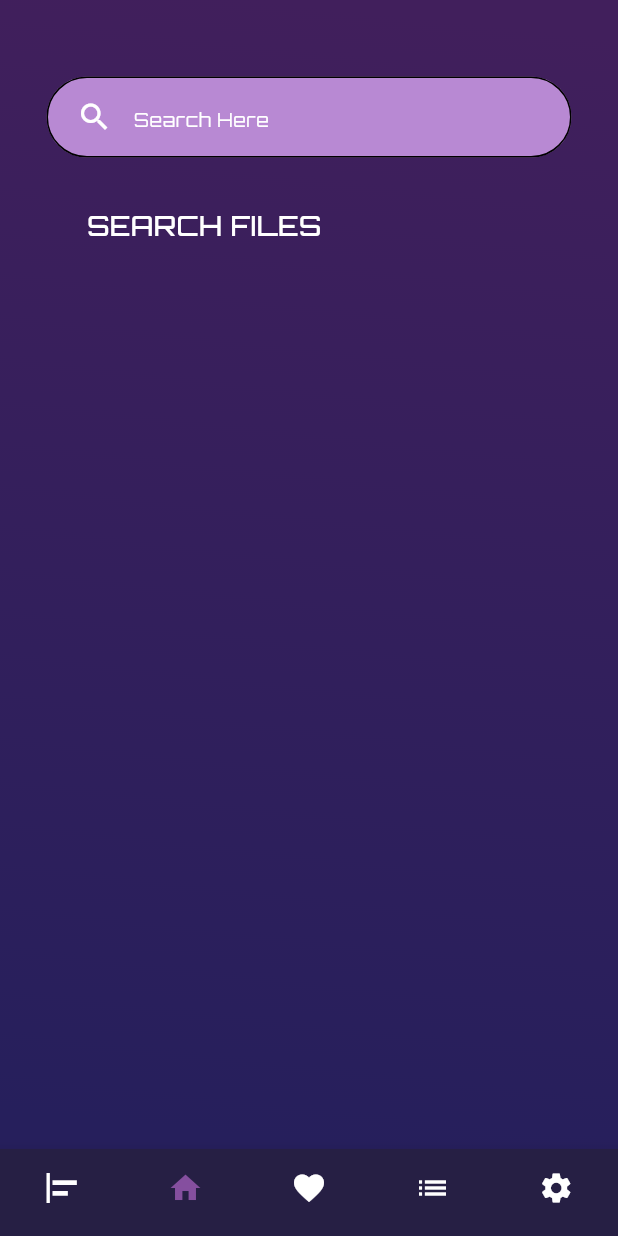
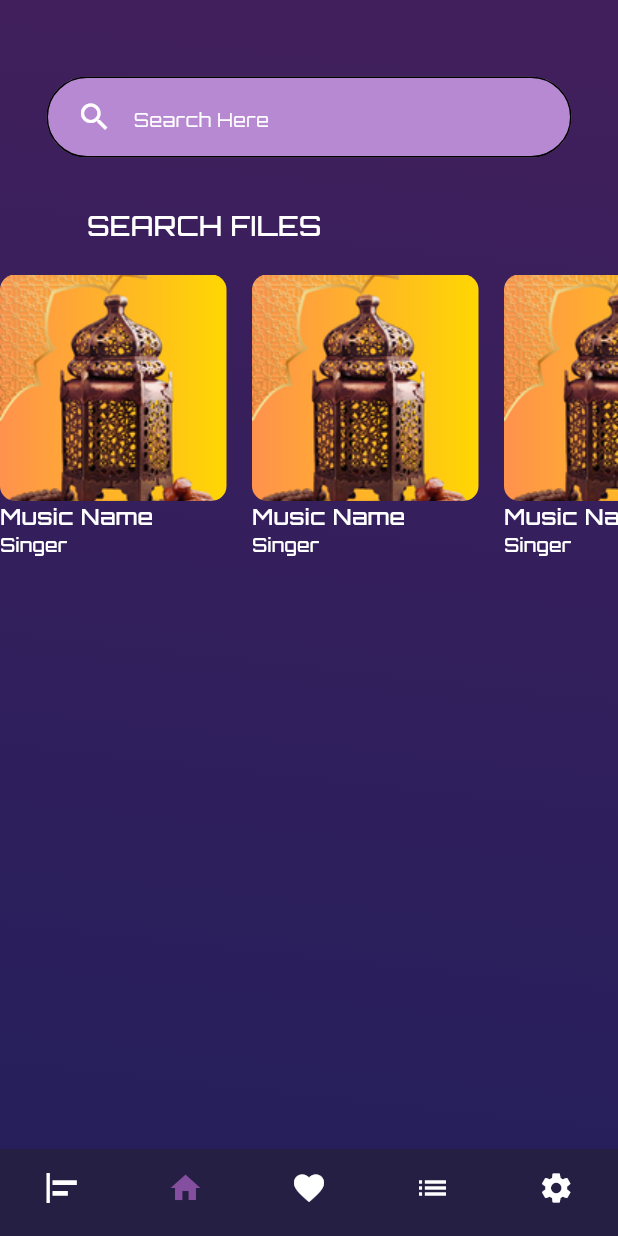
Before and after one commit to EngMohamed3382/music_app, a Flutter app: the MainHomeScreen screen opened by its route, item 2 of the bottom bar chosen, on a phone screen of 412 x 824 dp. Run offline on Flutter 3.47's test engine with Material 3 defaults, Android fonts, the phone set to English and light mode, and no system bars.

Commit message:
Part 19 design Home Page Part 9 Make Custom Songs Details

```diff
--- a/lib/core/resources/assets_managers.dart
+++ b/lib/core/resources/assets_managers.dart
@@ -2,4 +2,12 @@ class AssetsManagers {
   static const pathImage = "assets/images";
   static const logo = "$pathImage/logo.png";
   static const onBoardingImage = "$pathImage/onBoarding.png";
+  static const homePageH1 = "$pathImage/h1.png";
+  static const homePageH2 = "$pathImage/h2.png";
+  static const homePageH3 = "$pathImage/h3.png";
+  static const homePageH4 = "$pathImage/h4.png";
+  static const homePageH5 = "$pathImage/h5.png";
+  static const homePageH6 = "$pathImage/h6.png";
+  static const homePageH7 = "$pathImage/h7.png";
+
 }
--- a/lib/core/resources/font_managers.dart
+++ b/lib/core/resources/font_managers.dart
@@ -4,6 +4,7 @@ class FontsManagers{
 }
 class FontSizeManagers{
   static const double f12 = 12;
+  static const double f15 = 15;
   static const double f18 = 18;
   static const double f50 = 50;
 }
--- a/lib/core/resources/height_values_managers.dart
+++ b/lib/core/resources/height_values_managers.dart
@@ -1,9 +1,11 @@
 class HeightValuesManagers{
   static const double h1 = 1;
   static const double h11 = 11;
+  static const double h20 = 20;
   static const double h58 = 58;
   static const double h60 = 60;
   static const double h111 = 111;
   static const double h150 = 150;
+  static const double h151 = 151;
   static const double h171 = 171;
 }
--- a/lib/core/resources/radius_values_managers.dart
+++ b/lib/core/resources/radius_values_managers.dart
@@ -1,3 +1,4 @@
 class RadiusValuesManagers {
+  static const double r10 = 10;
   static const double r50 = 50;
 }
--- a/lib/core/resources/width_values_managers.dart
+++ b/lib/core/resources/width_values_managers.dart
@@ -1,5 +1,8 @@
 class WidthValuesManagers{
   static const double w2 = 2;
+  static const double w17 = 17;
   static const double w150 = 150;
+  static const double w151 = 151;
   static const double w171 = 171;
+
 }
--- a/lib/features/main_home/screens/home_page.dart
+++ b/lib/features/main_home/screens/home_page.dart
@@ -1,6 +1,8 @@
 import 'package:flutter/material.dart';
 import 'package:music_app/core/resources/alignment_managers.dart';
 import 'package:music_app/core/resources/color_managers.dart';
+import 'package:music_app/core/resources/height_values_managers.dart';
+import 'package:music_app/features/main_home/widgets/custom_songs_details.dart';
 import 'package:music_app/features/main_home/widgets/custom_text_field_home_page.dart';
 import 'package:music_app/features/main_home/widgets/custom_title_home_page.dart';
 
@@ -26,6 +28,10 @@ class HomePage extends StatelessWidget {
           children: [
             CustomTextFieldHomePage(),
             CustomTitleHomePage(),
+            SizedBox(
+              height: HeightValuesManagers.h20,
+            ),
+            CustomSongsDetails(),
           ],
         ),
       ),
--- /dev/null
+++ b/lib/features/main_home/widgets/custom_songs_details.dart
@@ -0,0 +1,49 @@
+import 'package:flutter/material.dart';
+import 'package:music_app/core/resources/assets_managers.dart';
+import 'package:music_app/core/resources/color_managers.dart';
+import 'package:music_app/core/resources/font_managers.dart';
+import 'package:music_app/core/resources/height_values_managers.dart';
+import 'package:music_app/core/resources/radius_values_managers.dart';
+import 'package:music_app/core/resources/width_values_managers.dart';
+
+class CustomSongsDetails extends StatelessWidget {
+  const CustomSongsDetails({
+    super.key,
+  });
+
+  @override
+  Widget build(BuildContext context) {
+    return Expanded(
+        child: ListView.separated(
+            scrollDirection: Axis.horizontal,
+            itemBuilder: (context, index) => Column(
+              crossAxisAlignment: CrossAxisAlignment.start,
+              children: [
+                ClipRRect(
+                  borderRadius: BorderRadius.circular(RadiusValuesManagers.r10),
+                  child: Image(
+                      fit: BoxFit.cover,
+                      height: HeightValuesManagers.h151,
+                      width: WidthValuesManagers.w151,
+                      image: AssetImage(AssetsManagers.homePageH1)),
+                ),
+                Text(
+                  "Music Name",
+                  style: TextStyle(
+                      fontSize: FontSizeManagers.f15,
+                      fontWeight: FontWeight.w500,
+                      color: ColorManagers.kWhite),
+                ),
+                Text(
+                  "Singer",
+                  style: TextStyle(
+                      fontSize: FontSizeManagers.f12,
+                      fontWeight: FontWeight.w500,
+                      color: ColorManagers.kWhite),
+                ),
+              ],
+            ),
+            separatorBuilder: (context, index)=> SizedBox(width: WidthValuesManagers.w17,),
+            itemCount: 3));
+  }
+}
```
Also changed, not shown: assets/images/h1.png (added), assets/images/h2.png (added), assets/images/h3.png (added), assets/images/h4.png (added), assets/images/h5.png (added), assets/images/h6.png (added), assets/images/h7.png (added).
